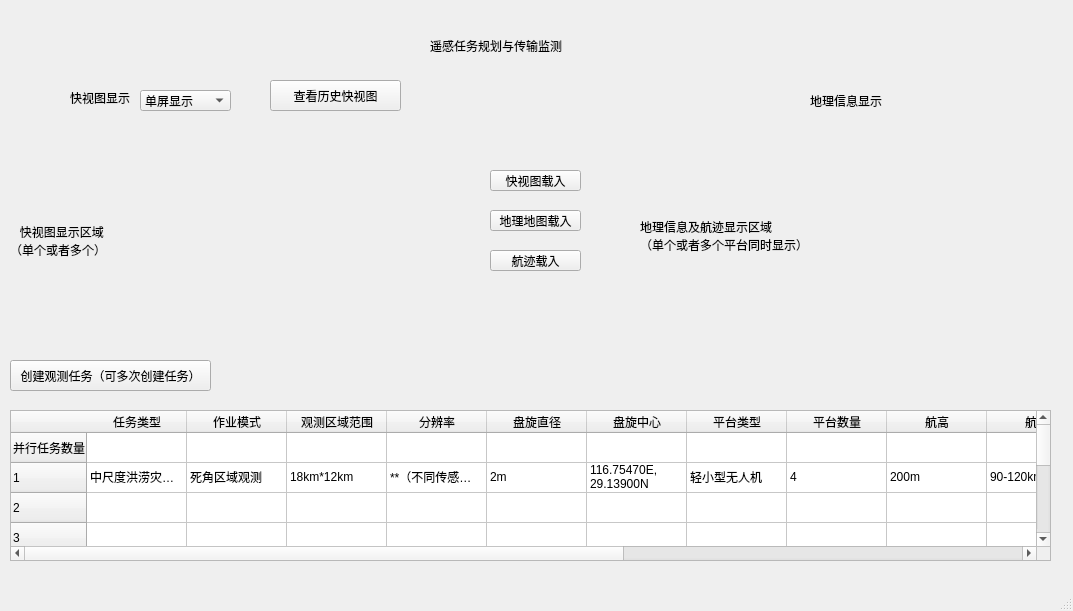
Old version of the form main_window.ui in the repository imbi7py/commander.
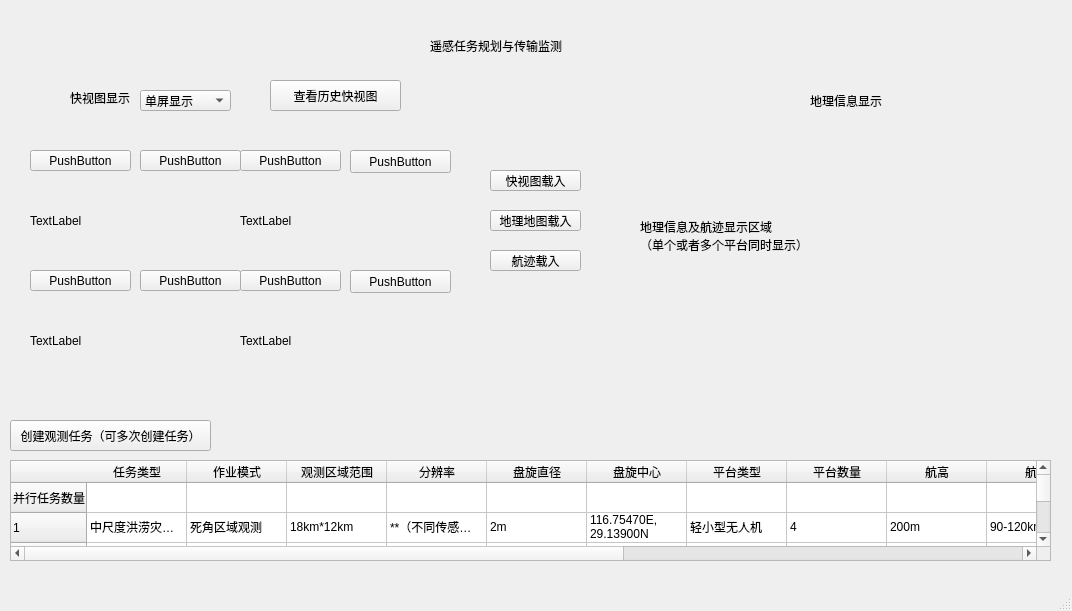
New version of the form.

Commit message: label_Quickview

What changed in the file:
```diff
--- a/main_window.ui
+++ b/main_window.ui
@@ -6,7 +6,7 @@
    <rect>
     <x>0</x>
     <y>0</y>
-    <width>1073</width>
+    <width>1072</width>
     <height>611</height>
    </rect>
   </property>
@@ -30,20 +30,6 @@
      <string>遥感任务规划与传输监测</string>
     </property>
    </widget>
-   <widget class="QLabel" name="label_Quickviewarea">
-    <property name="geometry">
-     <rect>
-      <x>10</x>
-      <y>140</y>
-      <width>441</width>
-      <height>201</height>
-     </rect>
-    </property>
-    <property name="text">
-     <string>   快视图显示区域
-（单个或者多个）</string>
-    </property>
-   </widget>
    <widget class="QPushButton" name="pushButton_Loadgeomap">
     <property name="geometry">
      <rect>
@@ -138,7 +124,7 @@
     <property name="geometry">
      <rect>
       <x>10</x>
-      <y>360</y>
+      <y>420</y>
       <width>201</width>
       <height>31</height>
      </rect>
@@ -151,9 +137,9 @@
     <property name="geometry">
      <rect>
       <x>10</x>
-      <y>410</y>
+      <y>460</y>
       <width>1041</width>
-      <height>151</height>
+      <height>101</height>
      </rect>
     </property>
     <property name="styleSheet">
@@ -377,6 +363,202 @@
      <string>查看历史快视图</string>
     </property>
    </widget>
+   <widget class="QWidget" name="widget" native="true">
+    <property name="geometry">
+     <rect>
+      <x>30</x>
+      <y>150</y>
+      <width>211</width>
+      <height>121</height>
+     </rect>
+    </property>
+    <widget class="QPushButton" name="pushButton">
+     <property name="geometry">
+      <rect>
+       <x>0</x>
+       <y>0</y>
+       <width>101</width>
+       <height>21</height>
+      </rect>
+     </property>
+     <property name="text">
+      <string>PushButton</string>
+     </property>
+    </widget>
+    <widget class="QLabel" name="label_1">
+     <property name="geometry">
+      <rect>
+       <x>0</x>
+       <y>20</y>
+       <width>211</width>
+       <height>101</height>
+      </rect>
+     </property>
+     <property name="text">
+      <string>TextLabel</string>
+     </property>
+    </widget>
+    <widget class="QPushButton" name="pushButton_5">
+     <property name="geometry">
+      <rect>
+       <x>110</x>
+       <y>0</y>
+       <width>101</width>
+       <height>21</height>
+      </rect>
+     </property>
+     <property name="text">
+      <string>PushButton</string>
+     </property>
+    </widget>
+   </widget>
+   <widget class="QWidget" name="widget_2" native="true">
+    <property name="geometry">
+     <rect>
+      <x>240</x>
+      <y>150</y>
+      <width>211</width>
+      <height>121</height>
+     </rect>
+    </property>
+    <widget class="QPushButton" name="pushButton_2">
+     <property name="geometry">
+      <rect>
+       <x>0</x>
+       <y>0</y>
+       <width>101</width>
+       <height>21</height>
+      </rect>
+     </property>
+     <property name="text">
+      <string>PushButton</string>
+     </property>
+    </widget>
+    <widget class="QLabel" name="label_2">
+     <property name="geometry">
+      <rect>
+       <x>0</x>
+       <y>20</y>
+       <width>211</width>
+       <height>101</height>
+      </rect>
+     </property>
+     <property name="text">
+      <string>TextLabel</string>
+     </property>
+    </widget>
+    <widget class="QPushButton" name="pushButton_6">
+     <property name="geometry">
+      <rect>
+       <x>110</x>
+       <y>0</y>
+       <width>101</width>
+       <height>23</height>
+      </rect>
+     </property>
+     <property name="text">
+      <string>PushButton</string>
+     </property>
+    </widget>
+   </widget>
+   <widget class="QWidget" name="widget_3" native="true">
+    <property name="geometry">
+     <rect>
+      <x>30</x>
+      <y>270</y>
+      <width>211</width>
+      <height>121</height>
+     </rect>
+    </property>
+    <widget class="QPushButton" name="pushButton_3">
+     <property name="geometry">
+      <rect>
+       <x>0</x>
+       <y>0</y>
+       <width>101</width>
+       <height>21</height>
+      </rect>
+     </property>
+     <property name="text">
+      <string>PushButton</string>
+     </property>
+    </widget>
+    <widget class="QLabel" name="label_3">
+     <property name="geometry">
+      <rect>
+       <x>0</x>
+       <y>20</y>
+       <width>211</width>
+       <height>101</height>
+      </rect>
+     </property>
+     <property name="text">
+      <string>TextLabel</string>
+     </property>
+    </widget>
+    <widget class="QPushButton" name="pushButton_8">
+     <property name="geometry">
+      <rect>
+       <x>110</x>
+       <y>0</y>
+       <width>101</width>
+       <height>21</height>
+      </rect>
+     </property>
+     <property name="text">
+      <string>PushButton</string>
+     </property>
+    </widget>
+   </widget>
+   <widget class="QWidget" name="widget_4" native="true">
+    <property name="geometry">
+     <rect>
+      <x>240</x>
+      <y>270</y>
+      <width>211</width>
+      <height>121</height>
+     </rect>
+    </property>
+    <widget class="QPushButton" name="pushButton_4">
+     <property name="geometry">
+      <rect>
+       <x>0</x>
+       <y>0</y>
+       <width>101</width>
+       <height>21</height>
+      </rect>
+     </property>
+     <property name="text">
+      <string>PushButton</string>
+     </property>
+    </widget>
+    <widget class="QLabel" name="label_4">
+     <property name="geometry">
+      <rect>
+       <x>0</x>
+       <y>20</y>
+       <width>211</width>
+       <height>101</height>
+      </rect>
+     </property>
+     <property name="text">
+      <string>TextLabel</string>
+     </property>
+    </widget>
+    <widget class="QPushButton" name="pushButton_7">
+     <property name="geometry">
+      <rect>
+       <x>110</x>
+       <y>0</y>
+       <width>101</width>
+       <height>23</height>
+      </rect>
+     </property>
+     <property name="text">
+      <string>PushButton</string>
+     </property>
+    </widget>
+   </widget>
    <zorder>tableWidget_Platformcoordinates_2</zorder>
    <zorder>label_MainWindowTitle</zorder>
    <zorder>label_Quickviewarea</zorder>
```
Left out of the diff: 25 changed lines with no effect on the pictures.
